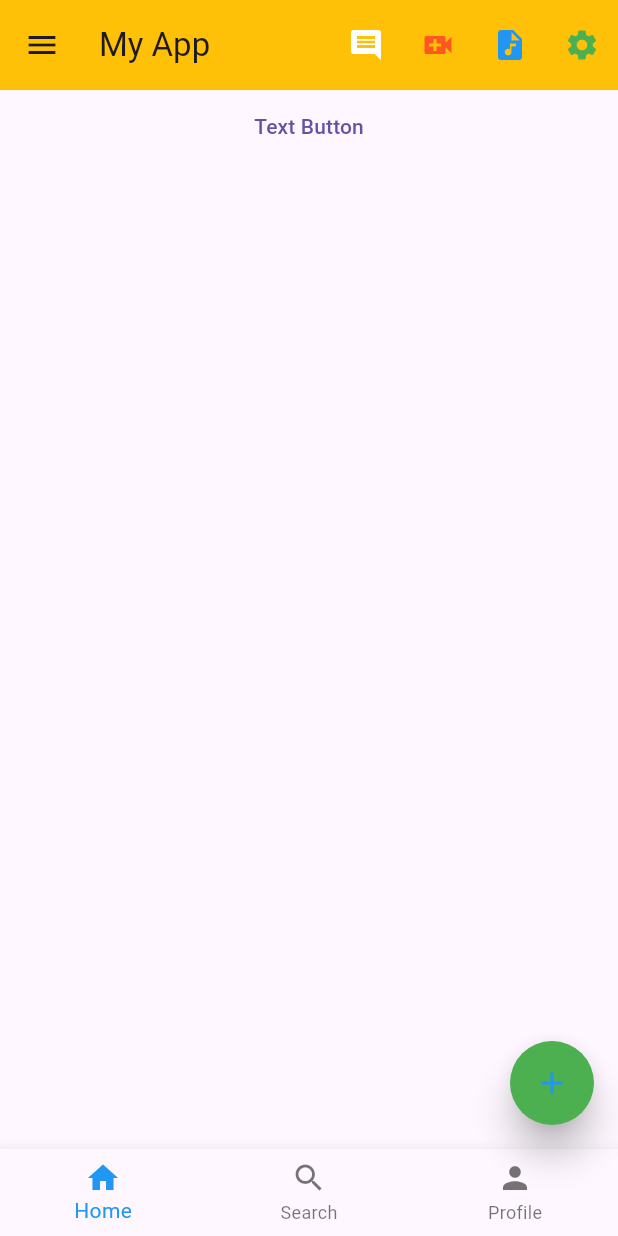
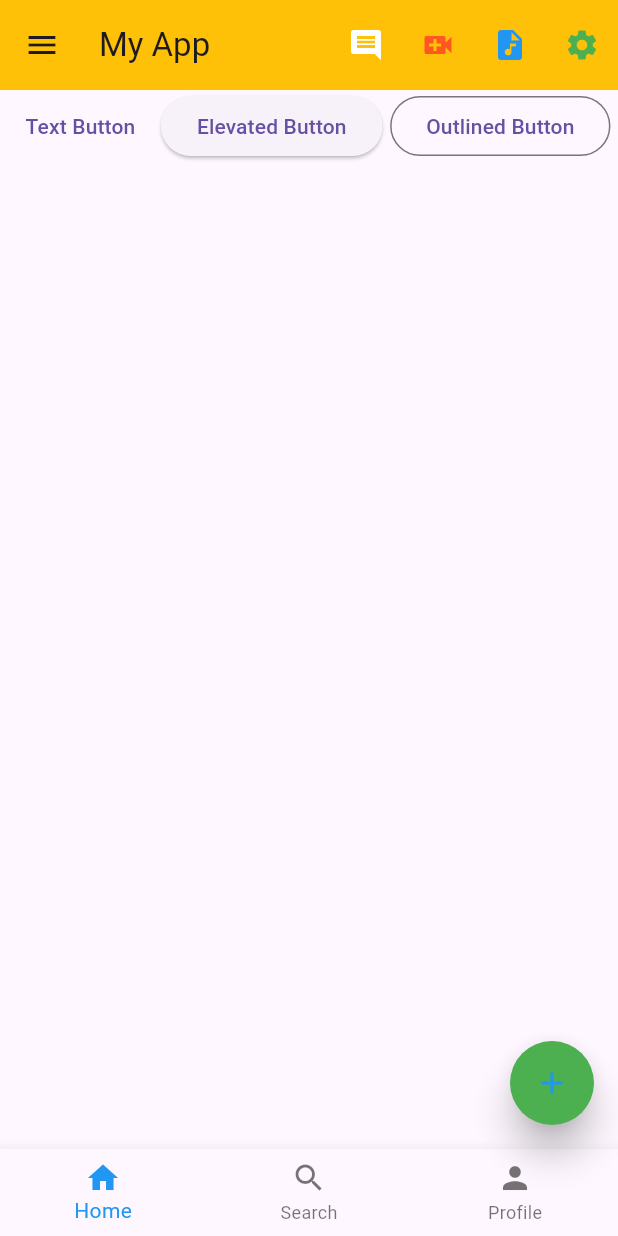
Before and after one commit to rifatalam26/my-first-app, a Flutter app: the screen it shows after launch, on a phone screen of 412 x 824 dp. Run offline on Flutter 3.47's test engine with Material 3 defaults, Android fonts, the phone set to English and light mode, and no system bars.

Commit message:
first app run=> 1

```diff
--- a/lib/main.dart
+++ b/lib/main.dart
@@ -211,10 +211,23 @@ class _HomeActivityState extends State<HomeActivity> {
         body: Row(
           mainAxisAlignment: MainAxisAlignment.spaceEvenly,
           children: [
-      TextButton(onPressed: (){MySnackBar("This is Text Button", context);}, child: Text("Text Button"))
+            TextButton(
+                onPressed: () {
+                  MySnackBar("This is Text Button", context);
+                },
+                child: Text("Text Button")),
+            ElevatedButton(
+                onPressed: () {
+                  MySnackBar("This is Elevated Button", context);
+                  MySnackBar("This is Elevated Button", context);
+                },
+                child: Text("Elevated Button")),
+            OutlinedButton(
+                onPressed: () {
+                  MySnackBar("This is Outlined Button", context);
+                },
+                child: Text("Outlined Button"))
           ],
-
-      )
-    );
+        ));
   }
 }
```
Lines whose indentation alone changed are shown as unchanged.
